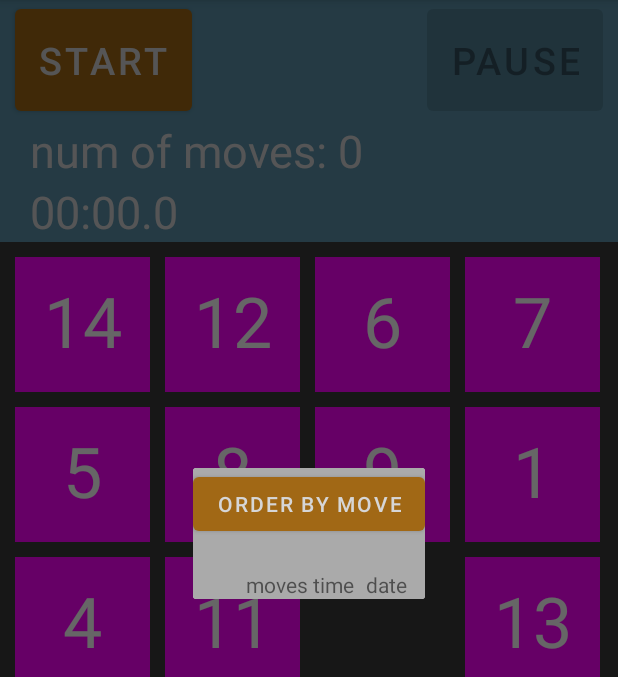
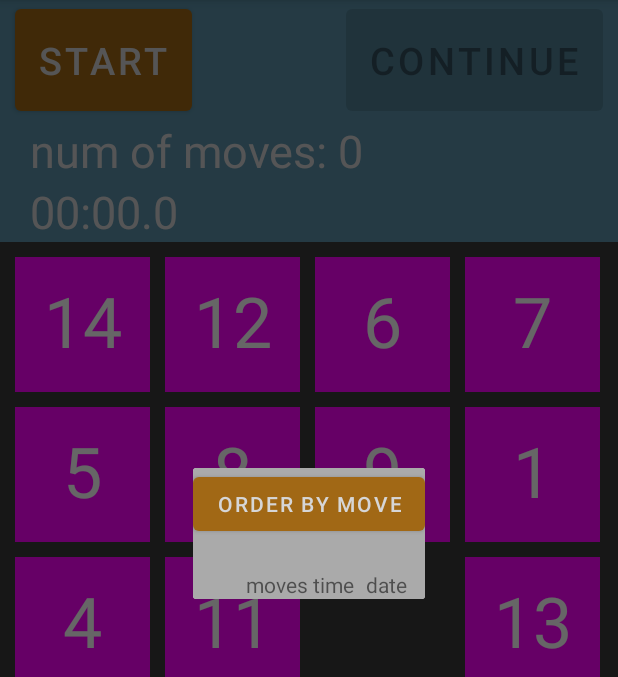
Before and after one commit to Israelagever/Board, an Android app: the screen it shows after launch (MainActivity), in the options menu, after a tap on "records", on a phone screen of 412 x 824 dp, the part 84-761 px from its top. Run offline under Robolectric (Android 15) with nearby library versions, the phone set to English and light mode, and no system bars.

Commit message:
המשך לתיק

```diff
--- a/app/src/main/java/com/example/board/MainActivity.java
+++ b/app/src/main/java/com/example/board/MainActivity.java
@@ -124,8 +124,10 @@ public class MainActivity extends AppCompatActivity implements View.OnClickListe
 
 
         }
-        else if (item.getItemId() == R.id.records)
+        else if (item.getItemId() == R.id.records) {
+            game.stopMode();
             createRecordsDialog();
+        }
         else if (item.getItemId() == R.id.contact) {
             Intent intent = new Intent(MainActivity.this,SmsActivity.class);
             passToIntent = true;
```
Also changed, not shown: 1 other file.
